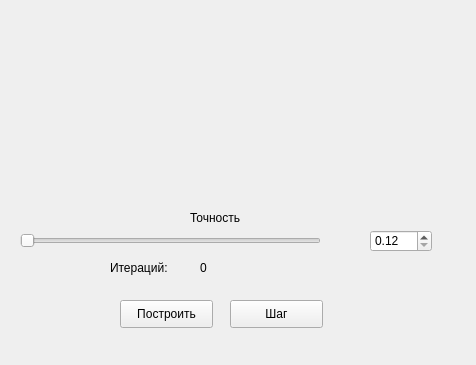
This is mainwindow.ui in DenArzik/QT-simple-generic-algorithm as Qt 5 draws it before an edit. The edited form follows.
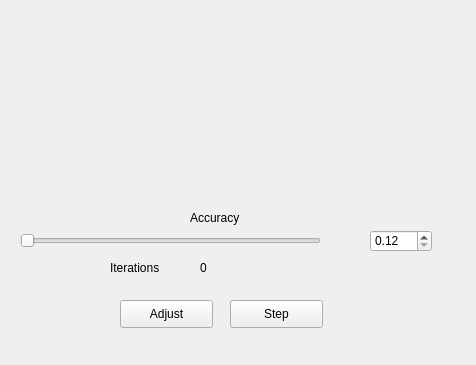
This is the edited form. Custom widgets are drawn as their Qt base class.

Commit message: Changed language to english

```diff
--- a/mainwindow.ui
+++ b/mainwindow.ui
@@ -56,7 +56,7 @@
      </rect>
     </property>
     <property name="text">
-     <string>Точность</string>
+     <string>Accuracy</string>
     </property>
    </widget>
    <widget class="QDoubleSpinBox" name="dBox">
@@ -85,7 +85,7 @@
      </rect>
     </property>
     <property name="text">
-     <string>Построить</string>
+     <string>Adjust</string>
     </property>
    </widget>
    <widget class="QPushButton" name="pushButton_2">
@@ -98,7 +98,7 @@
      </rect>
     </property>
     <property name="text">
-     <string>Шаг</string>
+     <string>Step</string>
     </property>
    </widget>
    <widget class="QLabel" name="label_2">
@@ -111,7 +111,7 @@
      </rect>
     </property>
     <property name="text">
-     <string>Итераций:</string>
+     <string>Iterations</string>
     </property>
    </widget>
    <widget class="QLabel" name="LIterations">
```
